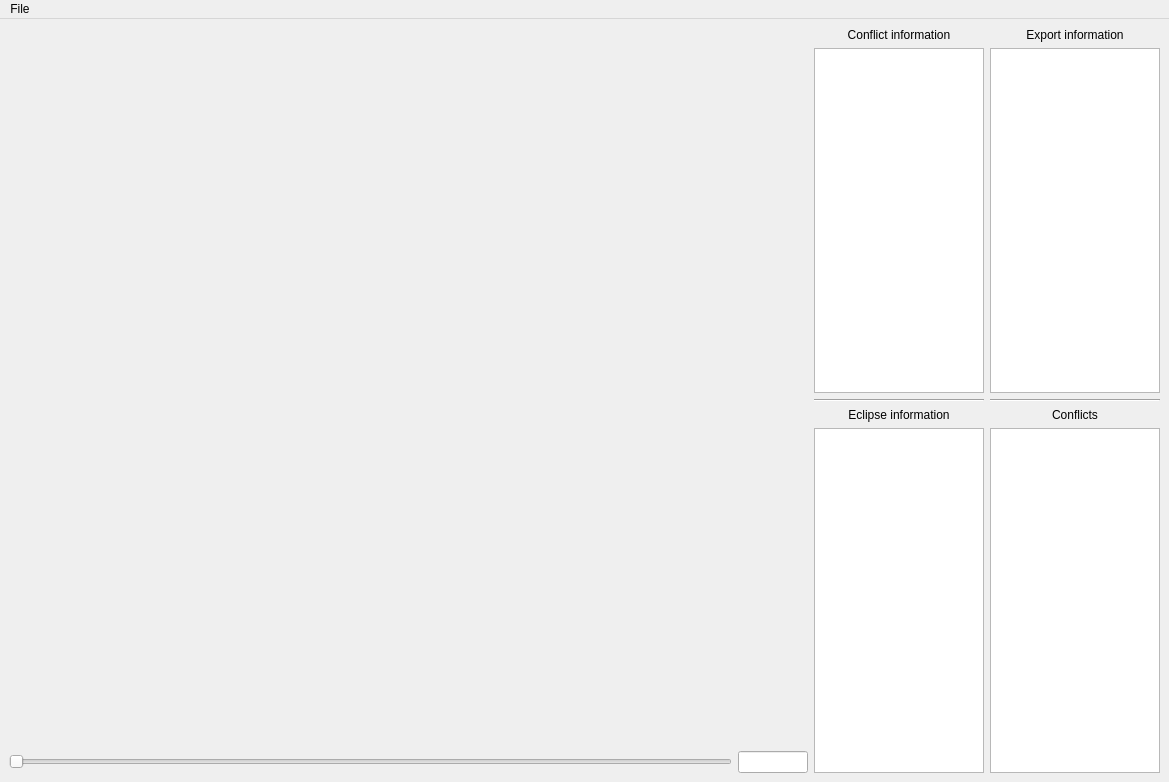
Old version of the form lokaverkefni/GUI/mainframe.ui in the repository reykjalin/Gagnavinnsla.
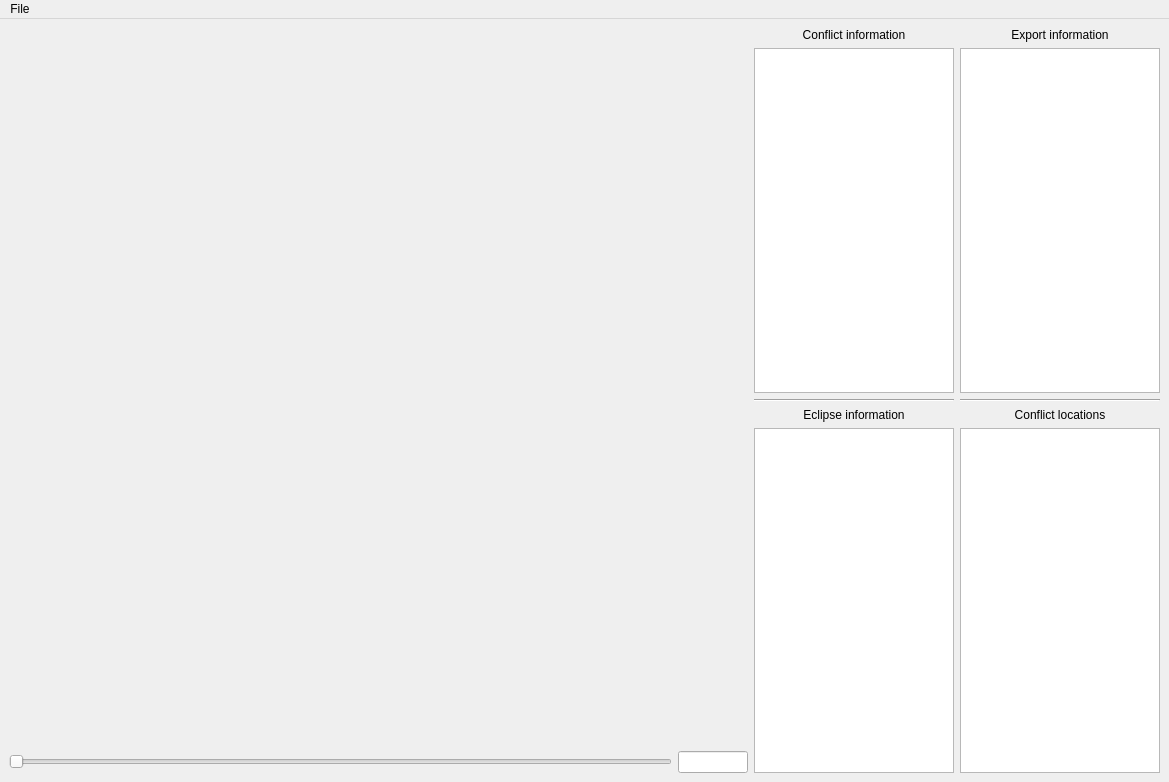
New version of the form.

Commit message: new functionality to libs and GUI

```diff
--- a/lokaverkefni/GUI/mainframe.ui
+++ b/lokaverkefni/GUI/mainframe.ui
@@ -97,19 +97,16 @@
        <widget class="QTextBrowser" name="txtconflictinfo">
         <property name="minimumSize">
          <size>
-          <width>0</width>
+          <width>170</width>
           <height>0</height>
          </size>
         </property>
         <property name="maximumSize">
          <size>
-          <width>170</width>
+          <width>200</width>
           <height>16777215</height>
          </size>
         </property>
-        <property name="horizontalScrollBarPolicy">
-         <enum>Qt::ScrollBarAsNeeded</enum>
-        </property>
        </widget>
       </item>
       <item>
@@ -133,13 +130,13 @@
        <widget class="QTextBrowser" name="txteclipse">
         <property name="minimumSize">
          <size>
-          <width>0</width>
+          <width>170</width>
           <height>0</height>
          </size>
         </property>
         <property name="maximumSize">
          <size>
-          <width>170</width>
+          <width>200</width>
           <height>16777215</height>
          </size>
         </property>
@@ -169,13 +166,13 @@
        <widget class="QTextBrowser" name="txtexport">
         <property name="minimumSize">
          <size>
-          <width>0</width>
+          <width>170</width>
           <height>0</height>
          </size>
         </property>
         <property name="maximumSize">
          <size>
-          <width>170</width>
+          <width>200</width>
           <height>16777215</height>
          </size>
         </property>
@@ -194,7 +191,7 @@
       <item>
        <widget class="QLabel" name="label_3">
         <property name="text">
-         <string>Conflicts</string>
+         <string>Conflict locations</string>
         </property>
         <property name="alignment">
          <set>Qt::AlignCenter</set>
@@ -205,13 +202,13 @@
        <widget class="QTextBrowser" name="txtconflictlist">
         <property name="minimumSize">
          <size>
-          <width>0</width>
+          <width>170</width>
           <height>0</height>
          </size>
         </property>
         <property name="maximumSize">
          <size>
-          <width>170</width>
+          <width>200</width>
           <height>16777215</height>
          </size>
         </property>
```
Left out of the diff: 4 changed lines with no effect on the pictures. The commit also changes 2 other files.
